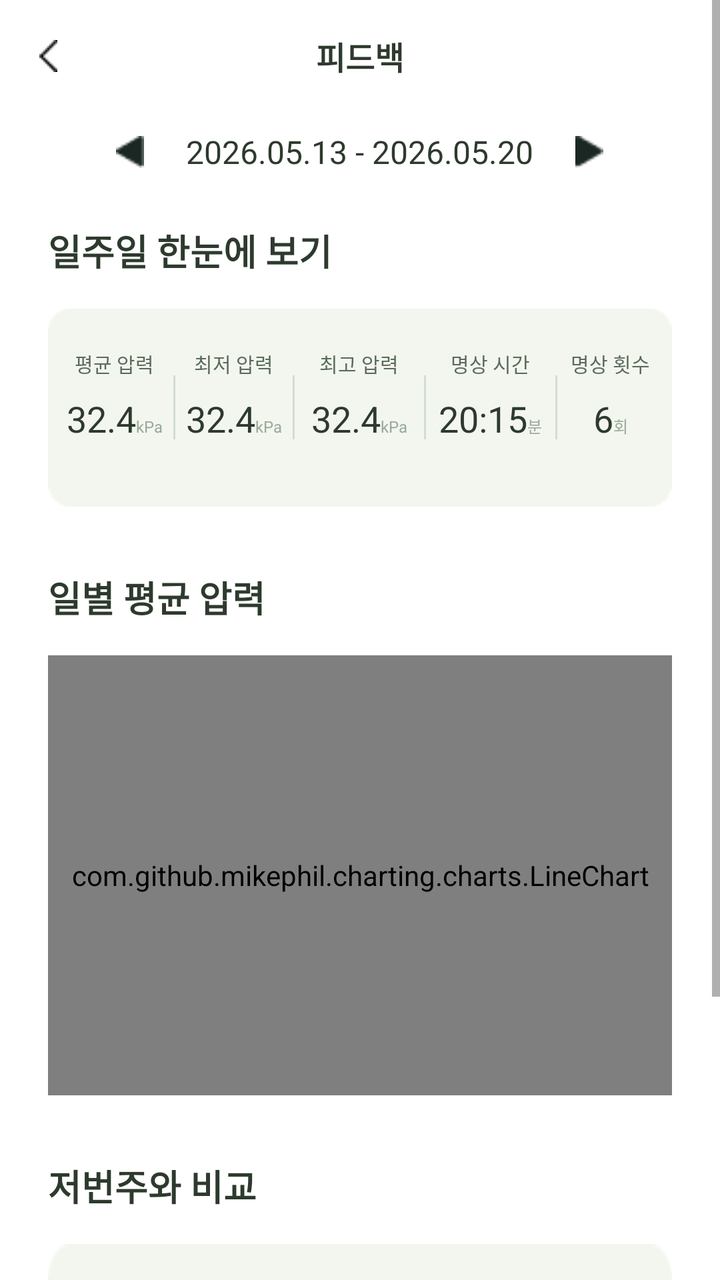
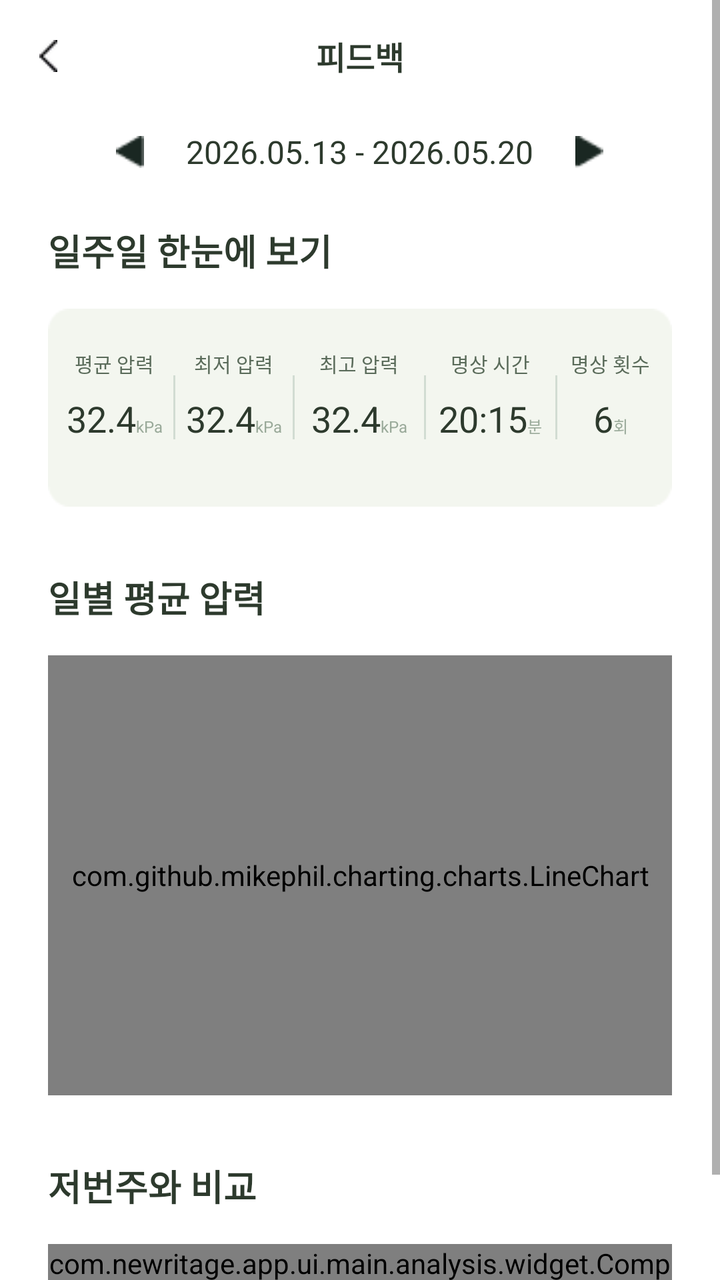

Before-and-after screenshots of an Android layout around one commit, followed by the original layout XML and the change that was made.
<!-- AndroidManifest.xml: application theme Theme.NewRitage -->
<!-- res/layout/fragment_weekly_analysis.xml -->
<?xml version="1.0" encoding="utf-8"?>
<ScrollView
    xmlns:android="http://schemas.android.com/apk/res/android"
    xmlns:app="http://schemas.android.com/apk/res-auto"
    android:layout_width="match_parent"
    android:layout_height="match_parent"
    android:background="@color/white">

    <LinearLayout
        android:layout_width="match_parent"
        android:layout_height="wrap_content"
        android:orientation="vertical"
        android:paddingBottom="40dp">

        
        <RelativeLayout
            android:layout_width="match_parent"
            android:layout_height="56dp">

            <ImageView
                android:id="@+id/btnBack"
                android:layout_width="48dp"
                android:layout_height="match_parent"
                android:layout_alignParentStart="true"
                android:scaleType="center"
                android:src="@drawable/back"
                android:contentDescription="뒤로가기" />

            <TextView
                android:layout_width="wrap_content"
                android:layout_height="wrap_content"
                android:layout_centerInParent="true"
                android:text="피드백"
                android:textSize="16sp"
                android:textStyle="bold"
                android:textColor="@color/text_primary" />
        </RelativeLayout>

        
        <LinearLayout
            android:layout_width="match_parent"
            android:layout_height="wrap_content"
            android:orientation="horizontal"
            android:gravity="center"
            android:paddingTop="8dp"
            android:paddingBottom="24dp">

            <ImageView
                android:id="@+id/btnPrevWeek"
                android:src="@drawable/a"
                android:layout_width="24dp"
                android:layout_height="24dp"
                android:padding="4dp"

                android:layout_marginEnd="16dp"/>



            <TextView
                android:id="@+id/tvDateLabel"
                android:layout_width="wrap_content"
                android:layout_height="wrap_content"
                android:text="2026.05.13 - 2026.05.20"
                android:textSize="16sp"
                android:textColor="@color/text_primary" />

            <ImageView
                android:id="@+id/btnNextWeek"
                android:src="@drawable/b"
                android:layout_width="24dp"
                android:layout_height="24dp"
                android:padding="4dp"

                android:layout_marginStart="16dp"/>
        </LinearLayout>

        
        <LinearLayout
            android:layout_width="match_parent"
            android:layout_height="wrap_content"
            android:orientation="vertical"
            android:paddingHorizontal="24dp">

            <TextView
                android:layout_width="match_parent"
                android:layout_height="wrap_content"
                android:text="일주일 한눈에 보기"
                android:textSize="18sp"
                android:textStyle="bold"
                android:textColor="@color/text_primary"
                android:layout_marginBottom="16dp" />

            
            <LinearLayout
                android:layout_width="match_parent"
                android:layout_height="wrap_content"
                android:background="@drawable/acard"
                android:orientation="horizontal"
                android:paddingVertical="20dp"
                android:paddingHorizontal="4dp"
                android:baselineAligned="false">

                
                <LinearLayout
                    android:layout_width="0dp"
                    android:layout_height="wrap_content"
                    android:layout_weight="1"
                    android:orientation="vertical"
                    android:gravity="center">
                    <TextView android:layout_width="wrap_content" android:layout_height="wrap_content"
                        android:text="평균 압력" android:textSize="10sp" android:textColor="@color/text_secondary" android:layout_marginBottom="8dp"/>
                    <LinearLayout android:layout_width="wrap_content" android:layout_height="wrap_content" android:orientation="horizontal" android:gravity="bottom">
                        <TextView android:id="@+id/tvAvgPressure1" android:layout_width="wrap_content" android:layout_height="wrap_content"
                            android:text="32.4" android:textSize="18sp"  android:textColor="@color/text_primary" />
                        <TextView android:layout_width="wrap_content" android:layout_height="wrap_content"
                            android:text="kPa" android:textSize="8sp" android:textColor="@color/text_hint" />
                    </LinearLayout>
                </LinearLayout>

                <View android:layout_width="1dp" android:layout_height="32dp" android:background="#D1DCD2" android:layout_gravity="center_vertical"/>

                
                <LinearLayout
                    android:layout_width="0dp"
                    android:layout_height="wrap_content"
                    android:layout_weight="1"
                    android:orientation="vertical"
                    android:gravity="center">
                    <TextView android:layout_width="wrap_content" android:layout_height="wrap_content"
                        android:text="최저 압력" android:textSize="10sp" android:textColor="@color/text_secondary" android:layout_marginBottom="8dp"/>
                    <LinearLayout android:layout_width="wrap_content" android:layout_height="wrap_content" android:orientation="horizontal" android:gravity="bottom">
                        <TextView android:id="@+id/tvAvgPressure2" android:layout_width="wrap_content" android:layout_height="wrap_content"
                            android:text="32.4" android:textSize="18sp"  android:textColor="@color/text_primary" />
                        <TextView android:layout_width="wrap_content" android:layout_height="wrap_content"
                            android:text="kPa" android:textSize="8sp" android:textColor="@color/text_hint" />
                    </LinearLayout>
                </LinearLayout>

                <View android:layout_width="1dp" android:layout_height="32dp" android:background="#D1DCD2" android:layout_gravity="center_vertical"/>

                
                <LinearLayout
                    android:layout_width="0dp"
                    android:layout_height="wrap_content"
                    android:layout_weight="1.1"
                    android:orientation="vertical"
                    android:gravity="center">
                    <TextView android:layout_width="wrap_content" android:layout_height="wrap_content"
                        android:text="최고 압력" android:textSize="10sp" android:textColor="@color/text_secondary" android:layout_marginBottom="8dp"/>
                    <LinearLayout android:layout_width="wrap_content" android:layout_height="wrap_content" android:orientation="horizontal" android:gravity="bottom">
                        <TextView android:id="@+id/tvAvgPressure3" android:layout_width="wrap_content" android:layout_height="wrap_content"
                            android:text="32.4" android:textSize="18sp"  android:textColor="@color/text_primary" />
                        <TextView android:layout_width="wrap_content" android:layout_height="wrap_content"
                            android:text="kPa" android:textSize="8sp" android:textColor="@color/text_hint" />
                    </LinearLayout>
                </LinearLayout>

                <View android:layout_width="1dp" android:layout_height="32dp" android:background="#D1DCD2" android:layout_gravity="center_vertical"/>

                
                <LinearLayout
                    android:layout_width="0dp"
                    android:layout_height="wrap_content"
                    android:layout_weight="1.1"
                    android:orientation="vertical"
                    android:gravity="center">
                    <TextView android:layout_width="wrap_content" android:layout_height="wrap_content"
                        android:text="명상 시간" android:textSize="10sp" android:textColor="@color/text_secondary" android:layout_marginBottom="8dp"/>
                    <LinearLayout android:layout_width="wrap_content" android:layout_height="wrap_content" android:orientation="horizontal" android:gravity="bottom">
                        <TextView android:id="@+id/tvMedTime" android:layout_width="wrap_content" android:layout_height="wrap_content"
                            android:text="20:15" android:textSize="18sp" android:textColor="@color/text_primary" />
                        <TextView android:layout_width="wrap_content" android:layout_height="wrap_content"
                            android:text="분" android:textSize="8sp" android:textColor="@color/text_hint" />
                    </LinearLayout>
                </LinearLayout>

                <View android:layout_width="1dp" android:layout_height="32dp" android:background="#D1DCD2" android:layout_gravity="center_vertical"/>

                
                <LinearLayout
                    android:layout_width="0dp"
                    android:layout_height="wrap_content"
                    android:layout_weight="0.9"
                    android:orientation="vertical"
                    android:gravity="center">
                    <TextView android:layout_width="wrap_content" android:layout_height="wrap_content"
                        android:text="명상 횟수" android:textSize="10sp" android:textColor="@color/text_secondary" android:layout_marginBottom="8dp"/>
                    <LinearLayout android:layout_width="wrap_content" android:layout_height="wrap_content" android:orientation="horizontal" android:gravity="bottom">
                        <TextView android:id="@+id/tvMedCount" android:layout_width="wrap_content" android:layout_height="wrap_content"
                            android:text="6" android:textSize="18sp" android:textColor="@color/text_primary" />
                        <TextView android:layout_width="wrap_content" android:layout_height="wrap_content"
                            android:text="회" android:textSize="8sp" android:textColor="@color/text_hint" />
                    </LinearLayout>
                </LinearLayout>
            </LinearLayout>
        </LinearLayout>

        
        <LinearLayout
            android:layout_width="match_parent"
            android:layout_height="wrap_content"
            android:orientation="vertical"
            android:paddingHorizontal="24dp"
            android:layout_marginTop="32dp">

            <TextView
                android:layout_width="match_parent"
                android:layout_height="wrap_content"
                android:text="일별 평균 압력"
                android:textSize="18sp"
                android:textStyle="bold"
                android:textColor="@color/text_primary"
                android:layout_marginBottom="16dp" />

            <FrameLayout
                android:layout_width="match_parent"
                android:layout_height="220dp">

                <com.github.mikephil.charting.charts.LineChart
                    android:id="@+id/lineChart"
                    android:layout_width="match_parent"
                    android:layout_height="match_parent" />
            </FrameLayout>
        </LinearLayout>

        
        <LinearLayout
            android:layout_width="match_parent"
            android:layout_height="wrap_content"
            android:orientation="vertical"
            android:paddingHorizontal="24dp"
            android:layout_marginTop="32dp">

            <TextView
                android:layout_width="match_parent"
                android:layout_height="wrap_content"
                android:text="저번주와 비교"
                android:textSize="18sp"
                android:textStyle="bold"
                android:textColor="@color/text_primary"
                android:layout_marginBottom="16dp" />

            <View
                android:layout_width="match_parent"
                android:layout_height="160dp"
                android:background="@drawable/acard" />
        </LinearLayout>

    </LinearLayout>
</ScrollView>
<!-- resources referenced by this layout -->
<resources>
  <color name="text_hint">#9AAA9A</color>
  <color name="text_primary">#2D3A2D</color>
  <color name="text_secondary">#5A6B5A</color>
  <color name="white">#FFFFFF</color>
  <!-- drawable a: png bitmap (drawable, 354 bytes) -->
  <!-- drawable acard: png bitmap (drawable, 915 bytes) -->
  <!-- drawable b: png bitmap (drawable, 337 bytes) -->
  <!-- drawable back: png bitmap (drawable, 368 bytes) -->
  <style name="Theme.NewRitage" parent="Theme.MaterialComponents.Light.NoActionBar">
          <item name="colorPrimary">@color/primary</item>
          <item name="colorPrimaryDark">@color/primary_dark</item>
          <item name="colorAccent">@color/primary</item>
          <item name="android:windowBackground">@color/background</item>
          <item name="android:statusBarColor">@color/primary</item>
          <item name="android:fontFamily">sans-serif</item>
      </style>
  <color name="primary">#8B9E7B</color>
  <color name="primary_dark">#6B7E5B</color>
  <color name="background">#FFFFFF</color>
</resources>

<!-- the commit's change to res/layout/fragment_weekly_analysis.xml (unified diff, before → after) -->
@@ -240,10 +240,10 @@
                 android:textColor="@color/text_primary"
                 android:layout_marginBottom="16dp" />
 
-            <View
-                android:layout_width="match_parent"
-                android:layout_height="160dp"
-                android:background="@drawable/acard" />
+            <com.newritage.app.ui.main.analysis.widget.ComparisonCardView
+                android:id="@+id/comparisonCard"
+                android:layout_width="match_parent"
+                android:layout_height="wrap_content" />
         </LinearLayout>
 
     </LinearLayout>
